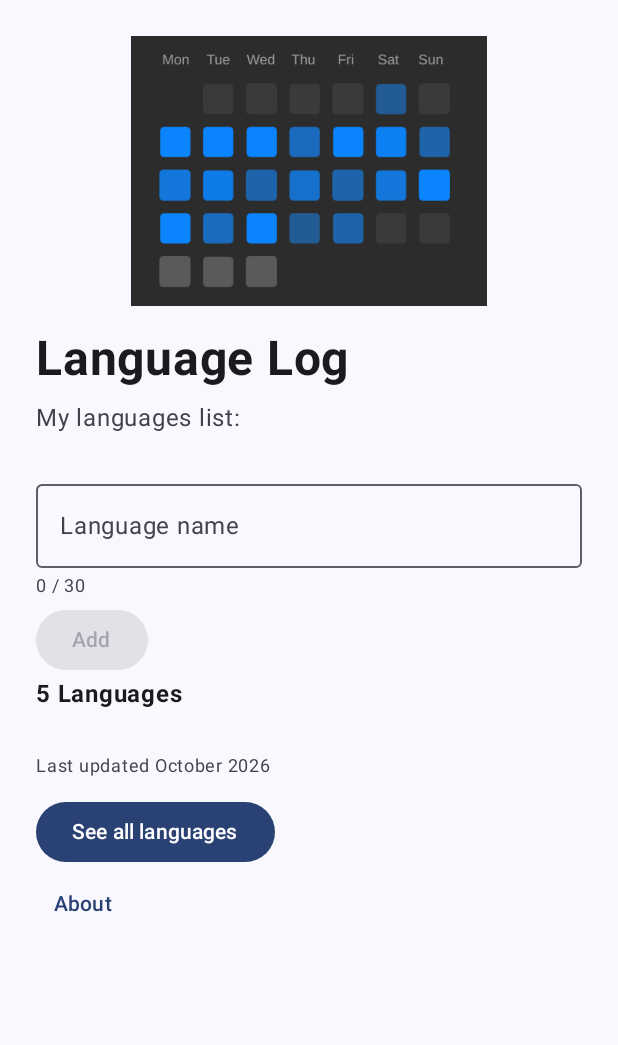
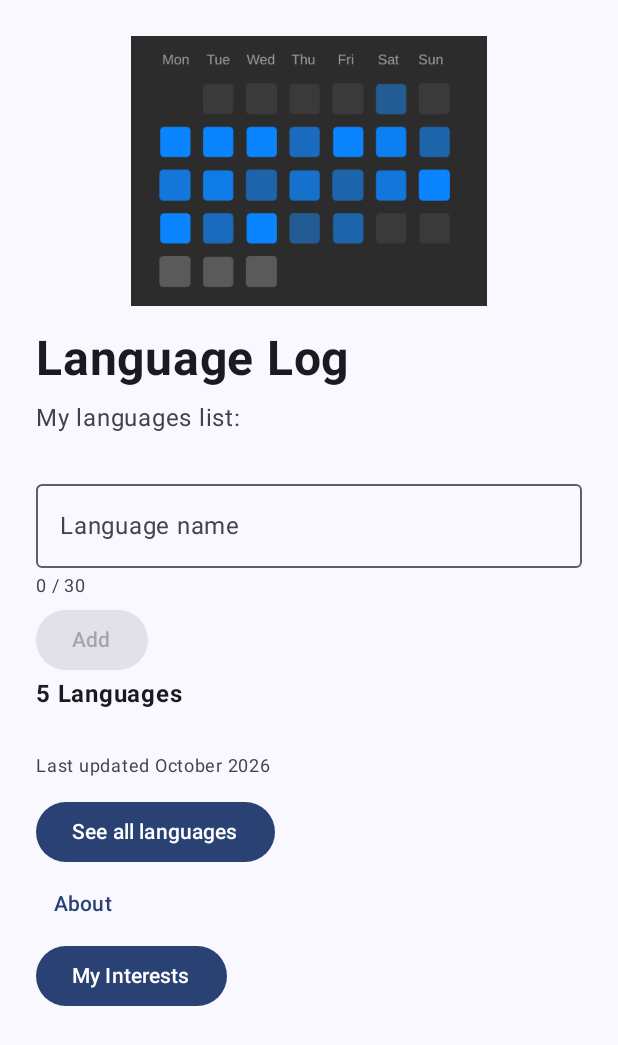
Before and after one commit to kobadevv/csc441-android-mohamed, an Android app built with Jetpack Compose: the screen it shows after launch (MainActivity), on a phone screen of 412 x 824 dp. Shown: the top 1045 px of the screen. Run offline under Robolectric (Android 15) with nearby library versions, the phone set to English and light mode, and no system bars.

Commit message:
S22 done

```diff
--- a/app/src/main/java/edu/lemoyne/campusapp/CampusAppScreen.kt
+++ b/app/src/main/java/edu/lemoyne/campusapp/CampusAppScreen.kt
@@ -37,7 +37,6 @@ import androidx.compose.ui.tooling.preview.Preview
 import androidx.compose.ui.unit.dp
 import androidx.compose.ui.unit.sp
 import edu.lemoyne.campusapp.ui.theme.CampusAppTheme
-import org.intellij.lang.annotations.Language
 
 //--- Class 7: Step 1: A counter that remembers
 @Composable
@@ -56,7 +55,7 @@ fun CounterDemo() {
 // --- Class 9: Step 2: one owner for the data
 
 @Composable
-fun CampusAppScreen(modifier: Modifier = Modifier) {
+fun CampusAppScreen(showcaseUIState: ShowcaseUIState, onRefresh: () -> Unit, modifier: Modifier = Modifier) {
     // --- Class 7: Step 2: the list lives in state
     val languages = remember {
         mutableStateListOf("English", "Arabic", "French", "Japanese", "Spanish")
@@ -71,7 +70,8 @@ fun CampusAppScreen(modifier: Modifier = Modifier) {
             onAddLanguage = { languages.add(it) },
             onSeeAll = { currentScreen = "list" },
             // --- Lab 9 · Task 2: ... ---
-            onAbout = { currentScreen = "about"}
+            onAbout = { currentScreen = "about"},
+            onInterestsClick = { currentScreen = "interests" }
         )
         "list" -> ListScreen(
             languages = languages,
@@ -87,7 +87,13 @@ fun CampusAppScreen(modifier: Modifier = Modifier) {
             onBack = { currentScreen = "home" },
             modifier = modifier
         )
+        "interests" -> InterestsScreen(
+            state = showcaseUIState,
+            onBack = { currentScreen = "home" },
+            onRefresh = onRefresh,
+            modifier = modifier,
 
+        )
     }
 }
 
@@ -99,7 +105,10 @@ fun HomeScreen(
     onSeeAll: () -> Unit,
     // --- Lab 9 · Task 2: ... ---
     onAbout: () -> Unit,
-    modifier: Modifier = Modifier
+    modifier: Modifier = Modifier,
+    //Class 21 - Step 5: Add navigation to your EXISTING screen owner
+    // A. In the existing HomeScreen function parameters, add:
+    onInterestsClick: () -> Unit = {}
 ) {
 
     //--- Class 7: Step 3: what's typed lives in state ---
@@ -224,6 +233,9 @@ fun HomeScreen(
         ) {
             Text(text = "About")
         }
+
+        // B. In HomeScreen's Column add this button:
+        Button(onClick = onInterestsClick) { Text("My Interests") }
     }
 }
 
--- a/app/src/main/java/edu/lemoyne/campusapp/MainActivity.kt
+++ b/app/src/main/java/edu/lemoyne/campusapp/MainActivity.kt
@@ -6,6 +6,7 @@ import android.os.Bundle
 import androidx.activity.ComponentActivity
 import androidx.activity.compose.setContent
 import androidx.activity.enableEdgeToEdge
+import androidx.activity.viewModels
 import androidx.compose.foundation.Image
 import androidx.compose.foundation.layout.Column
 import androidx.compose.foundation.layout.Spacer
@@ -34,15 +35,33 @@ import androidx.compose.ui.unit.dp
 import androidx.compose.ui.unit.sp
 import androidx.core.content.pm.ShortcutInfoCompat
 import edu.lemoyne.campusapp.ui.theme.CampusAppTheme
+import androidx.activity.compose.setContent
+import androidx.activity.enableEdgeToEdge
+import androidx.activity.viewModels
+import androidx.compose.foundation.layout.fillMaxSize
+import androidx.compose.foundation.layout.padding
+import androidx.compose.material3.Scaffold
+import androidx.compose.runtime.getValue
+import androidx.lifecycle.ViewModel
+import androidx.lifecycle.compose.collectAsStateWithLifecycle
+import edu.lemoyne.campusapp.ui.theme.CampusAppTheme
 
 class MainActivity : ComponentActivity() {
+    private val showcaseViewModel: ShowcaseViewModel by viewModels()
     override fun onCreate(savedInstanceState: Bundle?) {
         super.onCreate(savedInstanceState)
+        showcaseViewModel.refresh()
         enableEdgeToEdge()
         setContent {
+            val showcaseState by showcaseViewModel.uiState.collectAsStateWithLifecycle()
+            showcaseViewModel
             CampusAppTheme {
                 Scaffold(modifier = Modifier.fillMaxSize()) { innerPadding ->
-                    CampusAppScreen(modifier = Modifier.padding(innerPadding))
+                    CampusAppScreen(
+                        showcaseUIState = showcaseState,
+                        onRefresh = { showcaseViewModel::refresh },
+                        modifier = Modifier.padding(innerPadding)
+                    )
                 }
             }
         }
--- a/app/src/main/java/edu/lemoyne/campusapp/ShowcaseAPI.kt
+++ b/app/src/main/java/edu/lemoyne/campusapp/ShowcaseAPI.kt
@@ -1,16 +1,26 @@
 package edu.lemoyne.campusapp
 
+import com.google.gson.annotations.SerializedName
+import kotlinx.serialization.Serializable
 import retrofit2.Retrofit
 import retrofit2.converter.gson.GsonConverterFactory
 import retrofit2.create
+import retrofit2.http.Body
 import retrofit2.http.GET
 import retrofit2.http.Header
 
 interface ShowcaseAPI {
     @GET("/rest/v1/showcase_items")
     suspend fun getShowcaseItem(
-        @Header("apikey") apiKey: String
+        @Header("apikey") apiKey: String,
+        @Header("Authorization") authorization: String
     ): List<ShowcaseItem>
+
+    @GET("auth/v1/token?grant_type=password")
+    suspend fun signIn (
+        @Header("apikey") apiKey: String,
+        @Body request: LoginRequest
+    )
 }
 
 object ShowcaseService {
@@ -23,3 +33,12 @@ object ShowcaseService {
         .build()
         .create(ShowcaseAPI::class.java)
 }
+
+data class LoginRequest(
+    val email: String,
+    val password: String
+)
+
+data class LoginResponse(
+    @SerializedName("access_token") val accessToken: String
+)
--- a/app/src/main/java/edu/lemoyne/campusapp/ShowcaseViewModel.kt
+++ b/app/src/main/java/edu/lemoyne/campusapp/ShowcaseViewModel.kt
@@ -18,12 +18,21 @@ class ShowcaseViewModel : ViewModel() {
 
     private val _uiState = MutableStateFlow<ShowcaseUIState>(ShowcaseUIState.Loading)
     val uiState: StateFlow<ShowcaseUIState> = _uiState
+    private var accessToken: String? = null
+
+    fun setAccessToken(token: String) {
+        accessToken = token
+    }
 
     fun refresh() {
+        val token = accessToken ?: run {
+            _uiState.value = ShowcaseUIState.Error("Please log in first")
+        }
+
         viewModelScope.launch {
             _uiState.value = ShowcaseUIState.Loading
             try {
-                val items = repository.loadItems()
+                val items = repository.loadItems(token as String)
                 _uiState.value = ShowcaseUIState.Success(items)
             } catch (error: Exception) {
                 _uiState.value = ShowcaseUIState.Error(error.message ?: "Network error")
```
Also changed, not shown: app/src/main/java/edu/lemoyne/campusapp/InterestsScreen.kt (+27 -10 lines), app/src/main/java/edu/lemoyne/campusapp/LoginViewModel.kt (added, +31 -0 lines), app/src/main/java/edu/lemoyne/campusapp/ShowcaseRepository.kt (+10 -2 lines), 1 other file.
